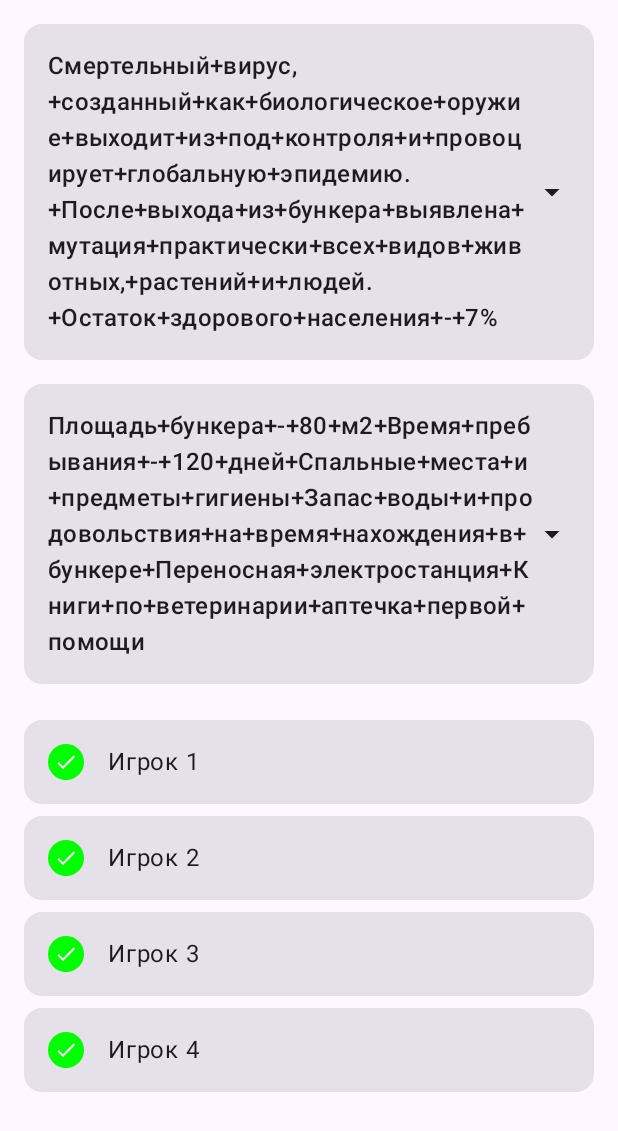
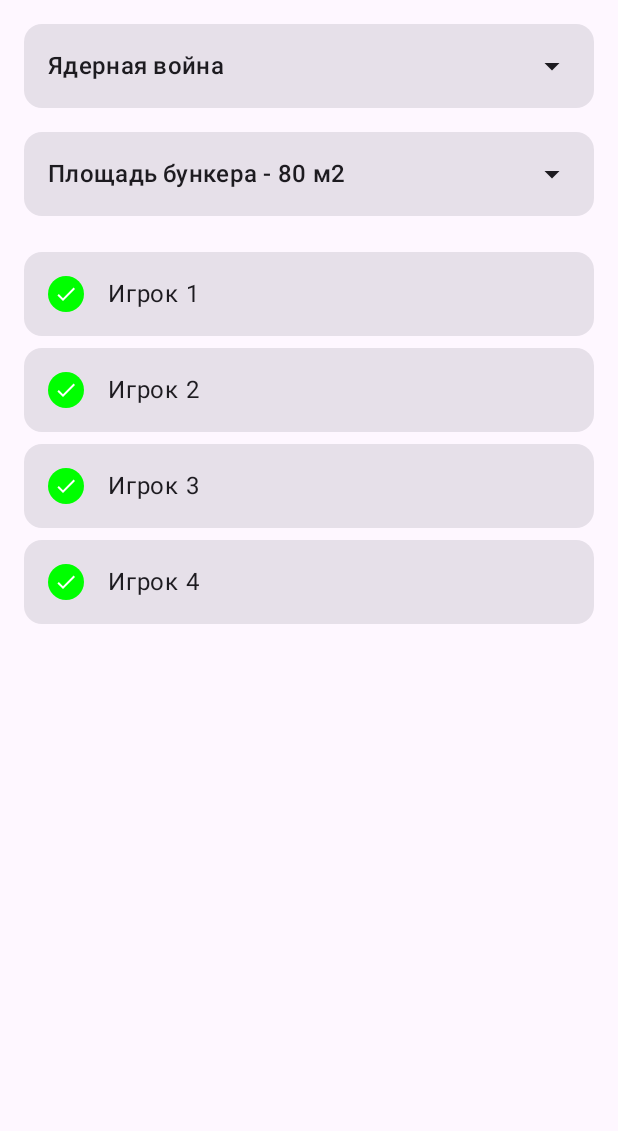
Before and after one commit to scamishka/b-final, an Android app built with Jetpack Compose: the DisasterSelectionScreen screen opened through its navigation route, after a tap on "Продолжить", on a phone screen of 412 x 824 dp. Shown: the top 1131 px of the screen. Run offline under Robolectric (Android 15) with nearby library versions, the phone set to English and light mode, and no system bars; 2 other taps on this screen came first.

```diff
--- a/app/src/main/java/com/example/b_end/MainActivity.kt
+++ b/app/src/main/java/com/example/b_end/MainActivity.kt
@@ -78,8 +78,10 @@ fun AppNavigation() {
             DisasterSelectionScreen(
                 context = context,
                 onStartGame = { disaster, bunker ->
-                    if (disaster.isNotBlank() && bunker.isNotBlank()) {
-                        navController.navigate("gameScreen?disaster=${disaster.toEncodedUrl()}&bunker=${bunker.toEncodedUrl()}") {
+                    val encodedDisaster = disaster.replace(" ", "%20")
+                    val encodedBunker = bunker.replace(" ", "%20")
+                    if (encodedDisaster.isNotBlank() && encodedBunker.isNotBlank()) {
+                        navController.navigate("gameScreen?disaster=${encodedDisaster.toEncodedUrl()}&bunker=${encodedBunker.toEncodedUrl()}") {
                             popUpTo("mainScreen") { inclusive = true }
                         }
                     } else {
@@ -102,8 +104,8 @@ fun AppNavigation() {
                 }
             )
         ) { backStackEntry ->
-            val disaster = backStackEntry.arguments?.getString("disaster").orEmpty()
-            val bunker = backStackEntry.arguments?.getString("bunker").orEmpty()
+            val disaster = backStackEntry.arguments?.getString("disaster")?.replace("%20", " ").orEmpty()
+            val bunker = backStackEntry.arguments?.getString("bunker")?.replace("%20", " ").orEmpty()
 
             if (disaster.isNotBlank() && bunker.isNotBlank()) {
                 GameScreen(
--- a/app/src/main/res/values/arrays.xml
+++ b/app/src/main/res/values/arrays.xml
@@ -68,120 +68,101 @@
         <item>Владеет 5 языками</item>
     </string-array>
     <string-array name="disasters">
-        <item id="supervolcanoes">Супервулканами называют вулканы, производящие чрезвычайно мощные и объемные
-            извержения. Подобные извержения приводят к тому, что ландшафт и климат на нашей планете
-            коренным образом меняется.
-            После выхода из бункера глобальная засуха.
-            Остаток населения Земли - 5%</item>
-        <item id="zomby-virus">Прогрессирующее распространение инфекционного заболевания среди
-            людей способно стать источником чрезвычайной мутации. Люди превращаются в зомби, лишь
-            у малой доли обнаружится иммунитет.
-            После выхода из бункера вас ждут лопы зомби.
-            Остаток здорового населения - 1.5%</item>
-        <item id="meteorite fall">Крупный метеорит падает на Землю, что приведет к глобальным
-            разрушениям и смене климата.
-            После выхода из бункера на планете царит вечная зима.
-            Остаток населения Земли - 15%</item>
-        <item id="nuclear war">Начнется ядерная война, радиоактивная пыль окутает всю планету,
-            закрыв солнечный свет, и на земле наступит долгая ядерная зима.
-            После выхода из бункера будут сложности с почвой, водой. Необходима дополнительная химическая обработка.
-            Остаток населения Земли - 5%</item>
-        <item id="chemical war">В результате применения химического оружия серьезно меняется экологический баланс.
-            Нарушается микробиологический состав почв, отравлены растения.
-            После вашего выхода из бункера останется лишь малая часть животных и растений, будет заражена вода и почва.
-            Остаток здорового населения - 10%</item>
-        <item id="bioterrorism">Смертельный вирус, созданный как биологическое оружие выходит из
-            под контроля и провоцирует глобальную эпидемию.
-            После выхода из бункера выявлена мутация практически всех видов животных, растений
-            и людей.
-            Остаток здорового населения - 7%</item>
-        <item id="global flood">Из-за глобального потепления тают все полярные и континентальные льды.
-            Вода поооглотит все вокруг. Площадь суши сократиться до 4%.
-            После выхода из бункера вас ждет нарушение климата - тропики теперь посвюду. Необходимо
-            приспособиться к новым видам растений и крупным насекомым.
-            Остаток населения Земли - люди в бункерах.</item>
-        <item id=""></item>
+        <item name="supervolcanoes">Супервулканы\n
+            Супервулканами называют вулканы, производящие чрезвычайно мощные и объемные извержения. Подобные извержения приводят к тому, что ландшафт и климат на нашей планете коренным образом меняется. После выхода из бункера глобальная засуха. Остаток населения Земли - 5%</item>
+        <item name="zomby-virus">Зомби-вирус\n
+            Прогрессирующее распространение инфекционного заболевания среди людей способно стать источником чрезвычайной мутации. Люди превращаются в зомби, лишь у малой доли обнаружится иммунитет. После выхода из бункера вас ждут лопы зомби. Остаток здорового населения - 1.5%</item>
+        <item name="meteorite fall">Падение метеорита\n
+            Крупный метеорит падает на Землю, что приведет к глобальным разрушениям и смене климата. После выхода из бункера на планете царит вечная зима. Остаток населения Земли - 15%</item>
+        <item name="nuclear war">Ядерная война\n
+            Начнется ядерная война, радиоактивная пыль окутает всю планету, закрыв солнечный свет, и на земле наступит долгая ядерная зима. После выхода из бункера будут сложности с почвой, водой. Необходима дополнительная химическая обработка. Остаток населения Земли - 5%</item>
+        <item name="chemical war">Химическая война\n
+            В результате применения химического оружия серьезно меняется экологический баланс. Нарушается микробиологический состав почв, отравлены растения. После вашего выхода из бункера останется лишь малая часть животных и растений, будет заражена вода и почва. Остаток здорового населения - 10%</item>
+        <item name="bioterrorism">Биотерроризм\n
+            Смертельный вирус, созданный как биологическое оружие выходит из под контроля и провоцирует глобальную эпидемию. После выхода из бункера выявлена мутация практически всех видов животных, растений и людей. Остаток здорового населения - 7%</item>
+        <item name="global flood">Всемирный потоп\n
+            Из-за глобального потепления тают все полярные и континентальные льды. Вода поооглотит все вокруг. Площадь суши сократиться до 4%. После выхода из бункера вас ждет нарушение климата - тропики теперь посвюду. Необходимо приспособиться к новым видам растений и крупным насекомым. Остаток населения Земли - люди в бункерах.</item>
     </string-array>
     <string-array name="bunkers">
-        <item id="1">
-            Площадь бункера - 150 м2
-            Время пребывания - 90 дней
-            Спальные места и предметы гигиены
-            Запас воды и продовольствия на время нахождения в бункере
-            кухня-столовая
-            оборудованная теплица - 30 м2
-            руководства по строительству
+        <item name="1">
+            Площадь бункера - 150 м2\n
+            Время пребывания - 90 дней\n
+            Спальные места и предметы гигиены\n
+            Запас воды и продовольствия на время нахождения в бункере\n
+            кухня-столовая\n
+            оборудованная теплица - 30 м2\n
+            руководства по строительству\n
             аптечка первой помощи
         </item>
-        <item id="2">
-            Площадь бункера - 300 м2
-            Время пребывания - 90 дней
-            Спальные места и предметы гигиены
-            Запас воды и продовольствия на время нахождения в бункере
-            кухня-столовая
-            медицинский кабинет с набором инструментов и препаратов
-            химическая лаборатория
-            оружейный склад
+        <item name="2">
+            Площадь бункера - 300 м2\n
+            Время пребывания - 90 дней\n
+            Спальные места и предметы гигиены\n
+            Запас воды и продовольствия на время нахождения в бункере\n
+            кухня-столовая\n
+            медицинский кабинет с набором инструментов и препаратов\n
+            химическая лаборатория\n
+            оружейный склад\n
             оборудованная теплица - 30 м2
         </item>
-        <item id="3">
-            Площадь бункера - 80 м2
-            Время пребывания - 120 дней
-            Спальные места и предметы гигиены
-            Запас воды и продовольствия на время нахождения в бункере
-            Переносная электростанция
-            Книги по ветеринарии
+        <item name="3">
+            Площадь бункера - 80 м2\n
+            Время пребывания - 120 дней\n
+            Спальные места и предметы гигиены\n
+            Запас воды и продовольствия на время нахождения в бункереv
+            Переносная электростанция\n
+            Книги по ветеринарии\n
             аптечка первой помощи
         </item>
-        <item id="4">
-            Площадь бункера - 50 м2
-            Время пребывания - 90 дней
-            Спальные места и предметы гигиены
+        <item name="4">
+            Площадь бункера - 50 м2\n
+            Время пребывания - 90 дней\n
+            Спальные места и предметы гигиены\n
             Запас воды и продовольствия на время нахождения в бункере
         </item>
-        <item id="5">
-            Площадь бункера - 200 м2
-            Время пребывания - 12 месяцев
-            Спальные места и предметы гигиены
-            Запас воды и продовольствия на время нахождения в бункере
-            кухня-столовая
-            Фортепиано
-            оборудованная теплица - 30 м2
-            руководства по ремонту электрооборудования
+        <item name="5">
+            Площадь бункера - 200 м2\n
+            Время пребывания - 12 месяцев\n
+            Спальные места и предметы гигиены\n
+            Запас воды и продовольствия на время нахождения в бункере\n
+            кухня-столовая\n
+            Фортепиано\n
+            оборудованная теплица - 30 м2\n
+            руководства по ремонту электрооборудования\n
             Семена зерновых для посадки
         </item>
-        <item id="6">
-            Площадь бункера - 50 м2
-            Время пребывания - 90 дней
-            Спальные места и предметы гигиены
-            Запас воды и продовольствия на время нахождения в бункере
-            Шахматы
-            Топографическая карта местности
+        <item name="6">
+            Площадь бункера - 50 м2\n
+            Время пребывания - 90 дней\n
+            Спальные места и предметы гигиены\n
+            Запас воды и продовольствия на время нахождения в бункере\n
+            Шахматы\n
+            Топографическая карта местности\n
             Запас комиксов
         </item>
-        <item id="7">
-            Площадь бункера - 80 м2
-            Время пребывания - 120 дней
-            Спальные места и предметы гигиены
-            Запас воды и продовольствия на время нахождения в бункере
-            Книги по медицине и психологии
+        <item name="7">
+            Площадь бункера - 80 м2\n
+            Время пребывания - 120 дней\n
+            Спальные места и предметы гигиены\n
+            Запас воды и продовольствия на время нахождения в бункере\n
+            Книги по медицине и психологии\n
             Аптечка первой помощи
         </item>
-        <item id="8">
-            Площадь бункера - 100 м2
-            Время пребывания - 30 дней
-            Спальные места и предметы гигиены
-            Запас воды и продовольствия на время нахождения в бункере
-            2 пистолета ТТ, 100 патронов
-            Аптечка первой помощи
+        <item name="8">
+            Площадь бункера - 100 м2\n
+            Время пребывания - 30 дней\n
+            Спальные места и предметы гигиены\n
+            Запас воды и продовольствия на время нахождения в бункере\n
+            2 пистолета ТТ, 100 патронов\n
+            Аптечка первой помощи\n
             Учебные пособия для изучения иностранных языков
         </item>
-        <item id="9">
-            Площадь бункера - 70 м2
-            Время пребывания - 60 дней
-            Спальные места и предметы гигиены
-            Запас воды и продовольствия на время нахождения в бункере
-            Медицинский кабинет с набором инструментов и препаратов
+        <item name="9">
+            Площадь бункера - 70 м2\n
+            Время пребывания - 60 дней\n
+            Спальные места и предметы гигиены\n
+            Запас воды и продовольствия на время нахождения в бункере\n
+            Медицинский кабинет с набором инструментов и препаратов\n
             Кулинарные книги
         </item>
     </string-array>
```
